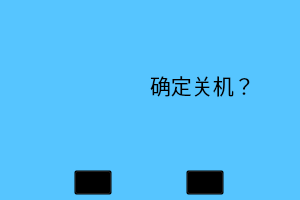
Above: msgbox.ui from ives560/InverterController before the change. Below: the same form after it.
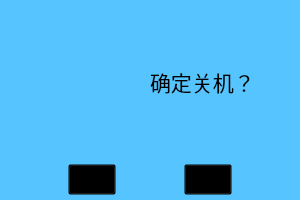
That is the form after the change. Icons and pictures are not drawn.

Patch:
```diff
--- a/msgbox.ui
+++ b/msgbox.ui
@@ -120,6 +120,12 @@
     <layout class="QHBoxLayout" name="horizontalLayout">
      <item>
       <widget class="QToolButton" name="tbtn_cancel">
+       <property name="font">
+        <font>
+         <family>AR PL UKai CN</family>
+         <pointsize>12</pointsize>
+        </font>
+       </property>
        <property name="styleSheet">
         <string notr="true">background:transparent;</string>
        </property>
@@ -143,6 +149,12 @@
      </item>
      <item>
       <widget class="QToolButton" name="tbtn_ok">
+       <property name="font">
+        <font>
+         <family>AR PL UKai CN</family>
+         <pointsize>12</pointsize>
+        </font>
+       </property>
        <property name="layoutDirection">
         <enum>Qt::LeftToRight</enum>
        </property>
```
